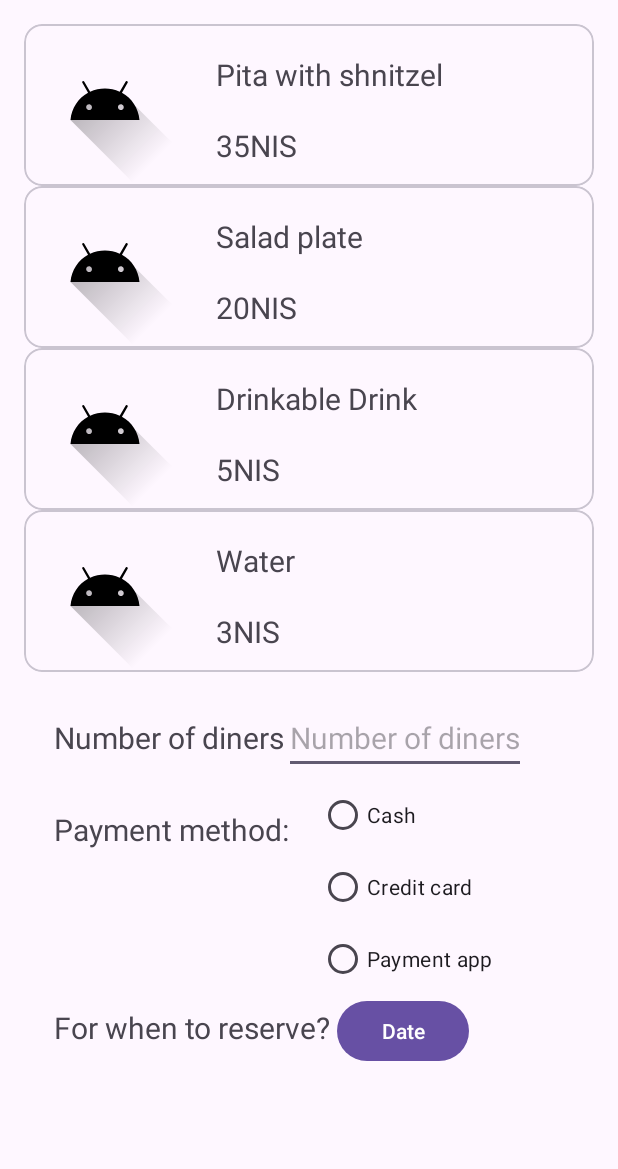
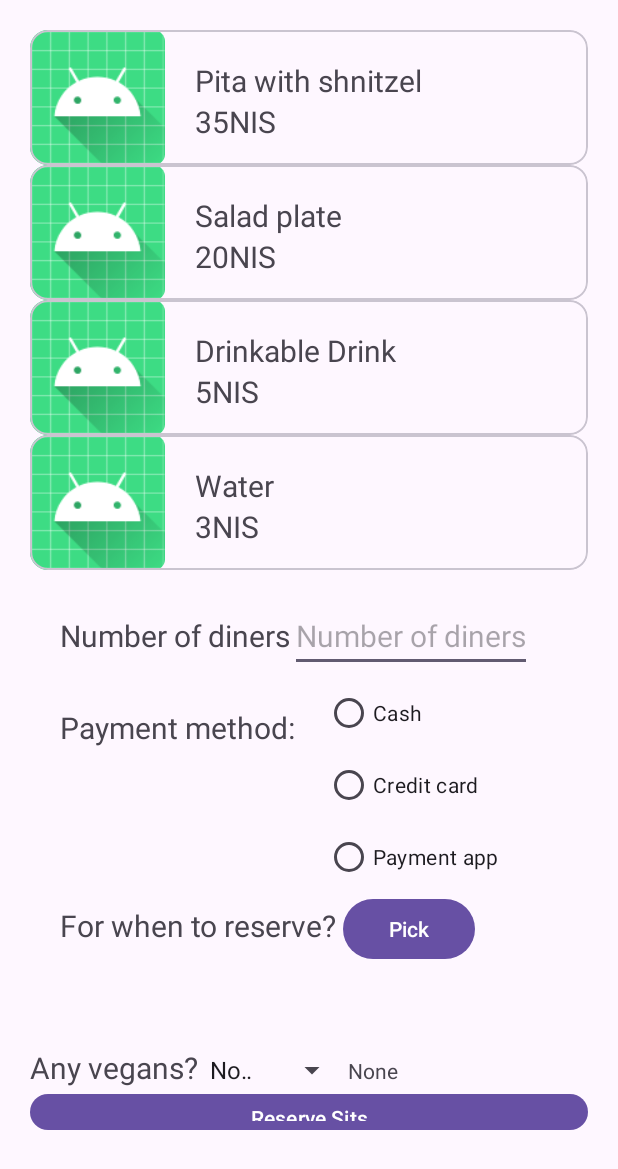
Before and after one commit to ChenZalman/Restaurant_UI, an Android app: the screen it shows after launch (MainActivity), on a phone screen of 412 x 824 dp. Shown: the top 1169 px of the screen. Run offline under Robolectric (Android 15) with nearby library versions, the phone set to English and light mode, and no system bars.

Commit message:
Added a reserve button and spinner as last widget for now. need too add an alert dialog after the reserve button click to display the entire order

```diff
--- a/app/src/main/java/com/example/restaurant_ui/MainActivity.kt
+++ b/app/src/main/java/com/example/restaurant_ui/MainActivity.kt
@@ -1,15 +1,21 @@
 package com.example.restaurant_ui
 
+import android.annotation.SuppressLint
+import android.app.Activity
 import android.app.DatePickerDialog
+import android.app.TimePickerDialog
+import android.content.Context
 import android.icu.util.Calendar
 import android.os.Bundle
+import android.view.View
+import android.widget.AdapterView
+import android.widget.ArrayAdapter
 import android.widget.Button
-import android.widget.CalendarView
-import android.widget.TimePicker
+import android.widget.Spinner
+import android.widget.TextView
+import android.widget.Toast
 import androidx.activity.enableEdgeToEdge
 import androidx.appcompat.app.AppCompatActivity
-import androidx.core.view.ViewCompat
-import androidx.core.view.WindowInsetsCompat
 
 class MainActivity : AppCompatActivity() {
     override fun onCreate(savedInstanceState: Bundle?) {
@@ -18,14 +24,48 @@ class MainActivity : AppCompatActivity() {
         setContentView(R.layout.activity_main)
 
         val dateBtn: Button = findViewById(R.id.date_picker_button)
+        val dateText: TextView = findViewById(R.id.date_text)
+        val timeText: TextView = findViewById(R.id.time_text)
+        val spinner: Spinner = findViewById(R.id.vegan_spinner)
+        val veganText: TextView = findViewById(R.id.vegan_id)
+        val reserveBtn: Button = findViewById(R.id.reserve_btn)
 
-        //This was created with the help of Eran's GOOL's guid from chapter 4
         dateBtn.setOnClickListener {
+            dateAndTime(dateText, timeText, this)
+        }
+
+        // Create an ArrayAdapter using the string array and a default spinner layout.
+        ArrayAdapter.createFromResource(
+            this,
+            R.array.vegan_options,
+            android.R.layout.simple_spinner_item
+        ).also { adapter ->
+            // Specify the layout to use when the list of choices appears.
+            adapter.setDropDownViewResource(android.R.layout.simple_spinner_dropdown_item)
+            // Apply the adapter to the spinner.
+            spinner.adapter = adapter
+        }
+        spinner.onItemSelectedListener = object : AdapterView.OnItemSelectedListener {
+            override fun onItemSelected(parent: AdapterView<*>, view: View?, pos: Int, id: Long) {
+                // An item is selected. You can retrieve the selected item using
+                veganText.text = parent.getItemAtPosition(pos).toString()
+            }
+
+            override fun onNothingSelected(parent: AdapterView<*>?) {
+                veganText.text = getString(R.string.no_one_is_vegan)
+
+            }
+        }
+    }
+}
+
+fun dateAndTime(dateText: TextView, timeText: TextView, context: Context): Unit {
     val calendar = Calendar.getInstance()
     val listener = DatePickerDialog.OnDateSetListener { datePicker, i, i2, i3 ->
+        dateText.text = ("$i.$i2.$i3")
     }
     val dtd = DatePickerDialog(
-                this,
+        context, //this,
         listener,
         calendar.get(Calendar.YEAR),
         calendar.get(Calendar.MONTH),
@@ -33,7 +73,11 @@ class MainActivity : AppCompatActivity() {
     )
     dtd.show()
 
+
     val time = Calendar.getInstance().time
+    val timeListener = TimePickerDialog.OnTimeSetListener { view, hourOfDay, minute ->
+        timeText.text = ("$hourOfDay:$minute")
     }
+    val ttd = TimePickerDialog(context, timeListener, Calendar.HOUR, Calendar.MINUTE, true)
+    ttd.show()
 }
-}
--- a/app/src/main/res/layout/activity_main.xml
+++ b/app/src/main/res/layout/activity_main.xml
@@ -11,7 +11,9 @@
         android:layout_width="match_parent"
         android:layout_height="match_parent"
         android:orientation="vertical"
-        android:padding="16dp">
+        android:paddingStart="20dp"
+        android:paddingTop="20dp"
+        android:paddingEnd="20dp">
 
         <com.google.android.material.card.MaterialCardView
             android:layout_width="match_parent"
@@ -20,15 +22,14 @@
 
             <LinearLayout
                 android:layout_width="match_parent"
-                android:layout_height="match_parent"
+                android:layout_height="wrap_content"
                 android:orientation="horizontal">
 
                 <ImageView
-                    android:layout_width="wrap_content"
-                    android:layout_height="wrap_content"
+                    android:layout_width="90dp"
+                    android:layout_height="90dp"
                     android:contentDescription="@string/pita_image"
-                    android:src="@drawable/ic_launcher_foreground"
-                    app:tint="@color/black" />
+                    android:src="@mipmap/ic_launcher" />
 
                 <LinearLayout
                     android:layout_width="match_parent"
@@ -38,7 +39,8 @@
                     <TextView
                         android:layout_width="wrap_content"
                         android:layout_height="wrap_content"
-                        android:layout_margin="20dp"
+                        android:layout_marginStart="20dp"
+                        android:layout_marginTop="20dp"
                         android:text="@string/pita"
                         android:textSize="20sp" />
 
@@ -63,12 +65,10 @@
                 android:orientation="horizontal">
 
                 <ImageView
-                    android:layout_width="wrap_content"
-                    android:layout_height="wrap_content"
+                    android:layout_width="90dp"
+                    android:layout_height="90dp"
                     android:contentDescription="@string/salad"
-                    android:src="@drawable/ic_launcher_foreground"
-                    app:tint="@color/black"
-                    tools:ignore="HardcodedText" />
+                    android:src="@mipmap/ic_launcher" />
 
                 <LinearLayout
                     android:layout_width="match_parent"
@@ -78,7 +78,8 @@
                     <TextView
                         android:layout_width="wrap_content"
                         android:layout_height="wrap_content"
-                        android:layout_margin="20dp"
+                        android:layout_marginStart="20dp"
+                        android:layout_marginTop="20dp"
                         android:text="@string/salad"
                         android:textSize="20sp" />
 
@@ -103,11 +104,10 @@
                 android:orientation="horizontal">
 
                 <ImageView
-                    android:layout_width="wrap_content"
-                    android:layout_height="wrap_content"
+                    android:layout_width="90dp"
+                    android:layout_height="90dp"
                     android:contentDescription="@string/drinkable_drink"
-                    android:src="@drawable/ic_launcher_foreground"
-                    app:tint="@color/black" />
+                    android:src="@mipmap/ic_launcher" />
 
                 <LinearLayout
                     android:layout_width="match_parent"
@@ -117,7 +117,8 @@
                     <TextView
                         android:layout_width="wrap_content"
                         android:layout_height="wrap_content"
-                        android:layout_margin="20dp"
+                        android:layout_marginStart="20dp"
+                        android:layout_marginTop="20dp"
                         android:text="@string/drinkable_drink"
                         android:textSize="20sp" />
 
@@ -142,11 +143,10 @@
                 android:orientation="horizontal">
 
                 <ImageView
-                    android:layout_width="wrap_content"
-                    android:layout_height="wrap_content"
+                    android:layout_width="90dp"
+                    android:layout_height="90dp"
                     android:contentDescription="@string/water"
-                    android:src="@drawable/ic_launcher_foreground"
-                    app:tint="@color/black" />
+                    android:src="@mipmap/ic_launcher" />
 
                 <LinearLayout
                     android:layout_width="match_parent"
@@ -156,7 +156,8 @@
                     <TextView
                         android:layout_width="wrap_content"
                         android:layout_height="wrap_content"
-                        android:layout_margin="20dp"
+                        android:layout_marginStart="20dp"
+                        android:layout_marginTop="20dp"
                         android:text="@string/water"
                         android:textSize="20sp" />
 
@@ -201,24 +202,27 @@
             <TextView
                 android:layout_width="wrap_content"
                 android:layout_height="wrap_content"
+                android:layout_margin="20dp"
                 android:text="@string/payment_method"
-                android:textSize="20sp"
-                android:layout_margin="20dp"/>
+                android:textSize="20sp" />
 
             <RadioGroup
                 android:layout_width="match_parent"
                 android:layout_height="wrap_content"
                 android:orientation="vertical">
+
                 <RadioButton
                     android:id="@+id/cash"
                     android:layout_width="wrap_content"
                     android:layout_height="wrap_content"
                     android:text="@string/cash" />
+
                 <RadioButton
                     android:id="@+id/credit_card"
                     android:layout_width="wrap_content"
                     android:layout_height="wrap_content"
                     android:text="@string/credit_card" />
+
                 <RadioButton
                     android:id="@+id/payment_app"
                     android:layout_width="wrap_content"
@@ -230,20 +234,70 @@
         <LinearLayout
             android:layout_width="match_parent"
             android:layout_height="wrap_content"
+            android:orientation="vertical">
+
+            <LinearLayout
+                android:layout_width="match_parent"
+                android:layout_height="wrap_content"
+                android:orientation="horizontal">
+
+                <TextView
+                    android:layout_width="wrap_content"
+                    android:layout_height="wrap_content"
+                    android:layout_marginStart="20dp"
+                    android:text="@string/from_when_to_reserve"
+                    android:textSize="20sp" />
+
+                <Button
+                    android:id="@+id/date_picker_button"
+                    android:layout_width="wrap_content"
+                    android:layout_height="wrap_content"
+                    android:layout_marginStart="4dp"
+                    android:text="@string/pick" />
+            </LinearLayout>
+
+            <TextView
+                android:id="@+id/date_text"
+                android:layout_width="wrap_content"
+                android:layout_height="wrap_content"
+                android:textSize="20sp" />
+
+            <TextView
+                android:id="@+id/time_text"
+                android:layout_width="wrap_content"
+                android:layout_height="wrap_content"
+                android:textSize="20sp" />
+
+        </LinearLayout>
+
+        <LinearLayout
+            android:layout_width="match_parent"
+            android:layout_height="wrap_content"
             android:orientation="horizontal">
+
             <TextView
                 android:layout_width="wrap_content"
                 android:layout_height="wrap_content"
-                android:layout_marginStart="20dp"
-                android:text="@string/from_when_to_reserve"
-                android:textSize="20sp"/>
-            <Button
+                android:text="@string/any_vegans"
+                android:textSize="20sp" />
+
+            <Spinner
+                android:id="@+id/vegan_spinner"
+                android:layout_width="100dp"
+                android:layout_height="wrap_content"
+                tools:ignore="TouchTargetSizeCheck" />
+
+            <TextView
+                android:id="@+id/vegan_id"
                 android:layout_width="wrap_content"
-                android:layout_height="wrap_content"
-                android:id="@+id/date_picker_button"
-                android:text="Date"
-                android:layout_marginStart="4dp"/>
+                android:layout_height="wrap_content" />
         </LinearLayout>
+
+        <Button
+            android:id="@+id/reserve_btn"
+            android:layout_width="match_parent"
+            android:layout_height="32dp"
+            android:text="@string/reserve_sits" />
 
     </LinearLayout>
 
--- a/app/src/main/res/values/strings.xml
+++ b/app/src/main/res/values/strings.xml
@@ -10,10 +10,22 @@
     <string name="water">Water</string>
     <string name="NIS3">3NIS</string>
     <string name="number_of_diners">Number of diners</string>
-    <string name="pita_image" translatable="false">Pita image</string>
+    <string name="pita_image">Pita image</string>
     <string name="payment_method">Payment method:</string>
     <string name="cash">Cash</string>
     <string name="credit_card">Credit card</string>
     <string name="payment_app">Payment app</string>
     <string name="from_when_to_reserve">For when to reserve?</string>
+    <string name="date">Date</string>
+    <string name="pick">Pick</string>
+    <string name="any_vegans">Any vegans?</string>
+    <string name="no_one_is_vegan">No one is vegan</string>
+    <string name="reserve_sits" translatable="false">Reserve Sits</string>.
+
+    <string-array name="vegan_options">
+        <item>None</item>
+        <item>Vegan</item>
+
+    </string-array>
+
 </resources>
```
Also changed, not shown: 2 other files. Lines whose indentation alone changed are shown as unchanged.
